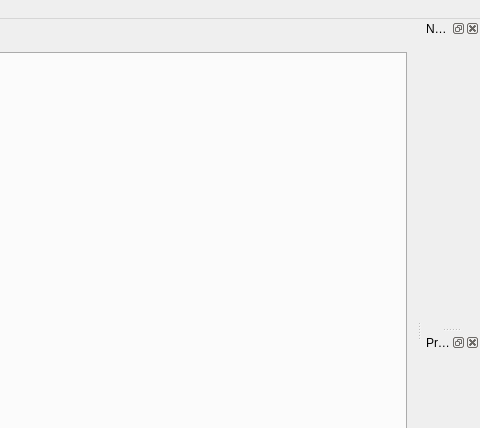
The window that qt_ui/main_window.ui (allen-marshall/scriptaseq) describes before a commit, drawn with Qt 5; both pictures show x 325 to 805 and y 0 to 428 of the 805 by 662 pixel window.
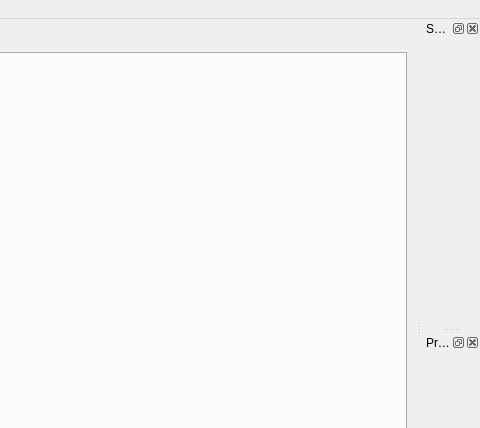
The same window after the commit.

Commit message: Added ability to store a sequence component tree inside a Sequence node in the project tree, and view that tree in a separate dockable window.

```diff
--- a/qt_ui/main_window.ui
+++ b/qt_ui/main_window.ui
@@ -116,7 +116,7 @@
   </widget>
   <widget class="QDockWidget" name="dockNodeProps">
    <property name="windowTitle">
-    <string>Node Properties</string>
+    <string>Sequence Component Tree</string>
    </property>
    <attribute name="dockWidgetArea">
     <number>2</number>
```
Left out of the diff: 11 changed lines with no effect on the pictures. The commit also changes 14 other files.
